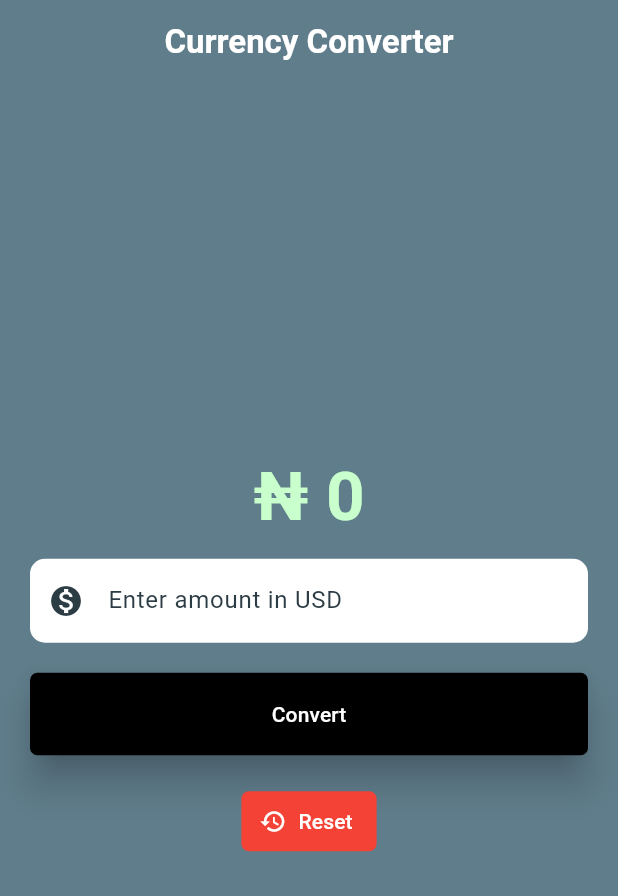
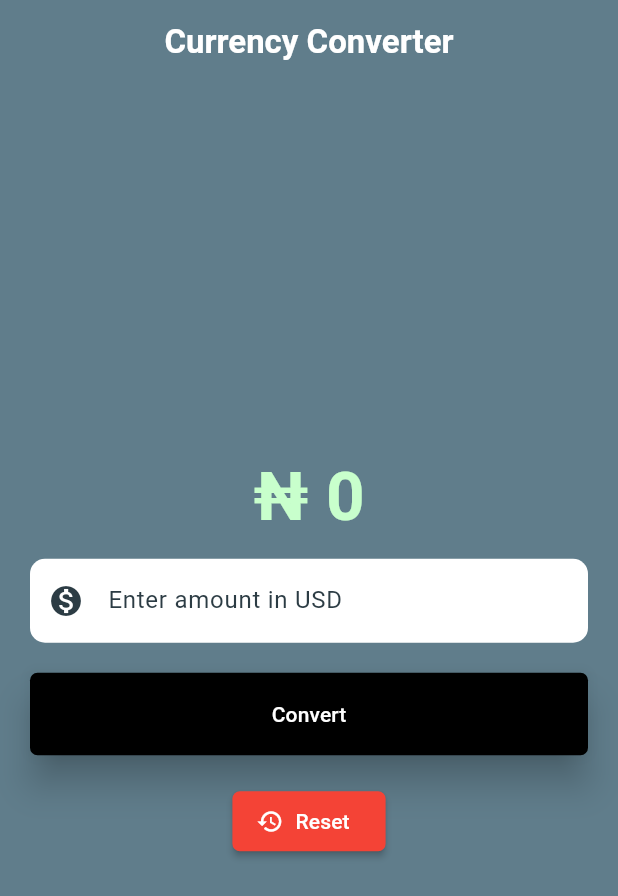
Before and after one commit to psalmistcom/flutter_converter, a Flutter app: the screen it shows after launch, on a phone screen of 412 x 824 dp. Shown: the top 896 px of the screen. Run offline on Flutter 3.47's test engine with Material 3 defaults, Android fonts, the phone set to English and light mode, and no system bars; our stand-ins replace get.

Commit message:
[patches]

```diff
--- a/lib/currency_converter_material_page.dart
+++ b/lib/currency_converter_material_page.dart
@@ -130,23 +130,24 @@ class _CurrencyConverterMaterialPage
               ),
               Padding(
                 padding: const EdgeInsets.all(10.0),
-                child: TextButton.icon(
+                child: ElevatedButton.icon(
                   onPressed: () {
                     setState(() {
                       result = double.parse("0");
                     });
                   },
-                  style: TextButton.styleFrom(
+                  style: ElevatedButton.styleFrom(
+                    elevation: 2,
                     backgroundColor: Colors.red,
                     foregroundColor: Colors.white,
                     shape: RoundedRectangleBorder(
                       borderRadius: BorderRadius.circular(5),
                     ),
                   ),
+                  label: const Text("Reset"),
                   icon: const Icon(
                     Icons.restore_sharp,
                   ),
-                  label: const Text("Reset"),
                 ),
               ),
             ],
```
